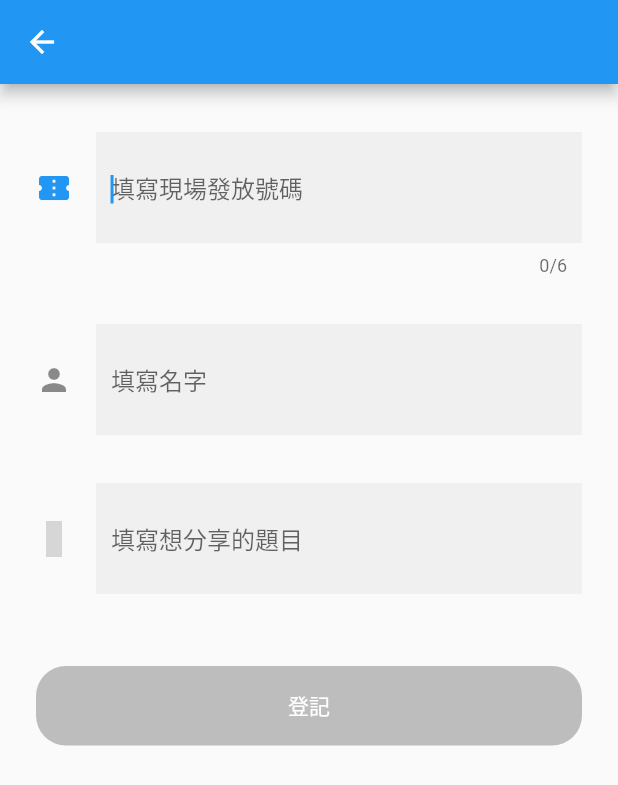
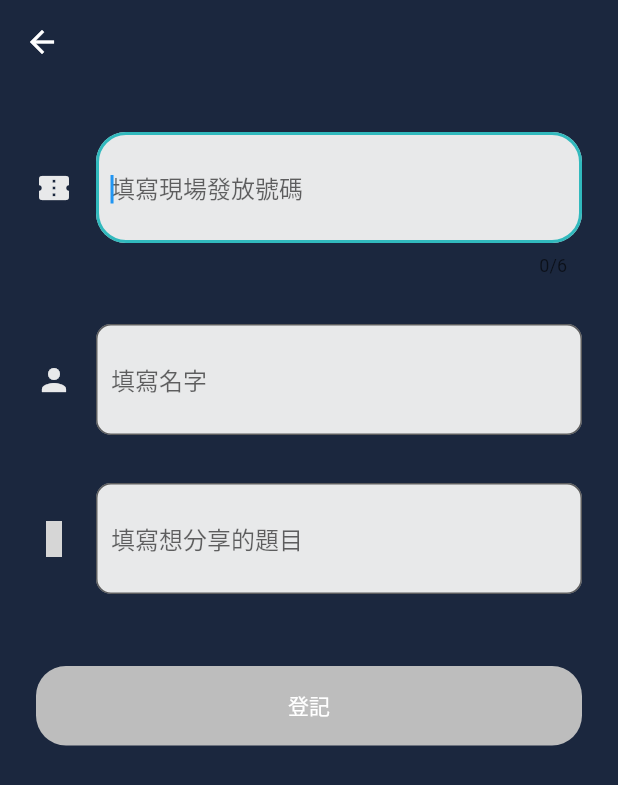
Before and after one commit to chloe722/flutter_taipei, a Flutter app: the screen it shows after launch, after a tap on "報名分享", on a phone screen of 412 x 824 dp. Shown: the top 785 px of the screen. Run offline on Flutter 3.47's test engine with Material 2 defaults, Android fonts, the phone set to English and light mode, and no system bars; our stand-ins replace cloud_firestore, equatable, firebase_database, flutter_bloc, flutter_icons, fluttertoast and 2 more; accounts and stored records are empty; grey boxes are pictures that could not be loaded.

Commit message:
Updated textformfield style

```diff
--- a/lib/constants.dart
+++ b/lib/constants.dart
@@ -12,12 +12,29 @@ const TextStyle kContentTextStyle = TextStyle(
 );
 
 const Color kBgColor = Colors.lightBlueAccent;
+const Color kDarkBgColor = Color(0xFF1b273e);
+const Color kLightBgColor = Color(0xFF495266);
+const Color kLightGreen = Color(0xFF31b9bd);
+const Color kYellow = Color(0xFFd3b60e);
+const Color kGhostWhite = Color(0xFFe8e9ea);
 
 
-const InputDecoration kFormFieldDecoration = InputDecoration(
+InputDecoration kFormFieldDecoration = InputDecoration(
   filled: true,
-  border: InputBorder.none,
+  fillColor: kGhostWhite,
+  focusColor: kLightGreen,
+  border:  OutlineInputBorder(
+    borderRadius: BorderRadius.circular(10),
+    borderSide: BorderSide(color: kLightGreen, width: 2.0)
+
+  ),
+  focusedBorder:  OutlineInputBorder(
+      borderRadius: BorderRadius.circular(20),
+      borderSide: BorderSide(color: kLightGreen, width: 2.0),
+
+  ),
   hintText: '',
   contentPadding: EdgeInsets.symmetric(vertical: 25.0, horizontal: 10.0),
 
+
 );
--- a/lib/main.dart
+++ b/lib/main.dart
@@ -3,6 +3,7 @@ import 'package:flutter_bloc/flutter_bloc.dart';
 import 'package:flutter_taipei/app_bloc/app_bloc.dart';
 import 'package:flutter_taipei/app_bloc/app_event.dart';
 import 'package:flutter_taipei/app_bloc/app_state.dart';
+import 'package:flutter_taipei/constants.dart';
 import 'package:flutter_taipei/repository.dart';
 import 'package:flutter_taipei/screens/home_screen.dart';
 import 'package:flutter_taipei/screens/splash_screen.dart';
@@ -29,8 +30,9 @@ class App extends StatelessWidget {
   Widget build(BuildContext context) {
     return MaterialApp(
       title: 'Flutter Taipei',
+      color: kDarkBgColor,
       theme: ThemeData(
-          primarySwatch: Colors.blue, backgroundColor: Colors.grey[200]),
+           backgroundColor: kDarkBgColor),
       home: BlocBuilder<AppBloc, AppState>(builder: (context, state) {
         if (state is Uninitialized) {
           return SplashScreen();
--- a/lib/screens/agenda_screen.dart
+++ b/lib/screens/agenda_screen.dart
@@ -1,4 +1,5 @@
 import 'package:flutter/material.dart';
+import 'package:flutter_taipei/constants.dart';
 import 'package:flutter_taipei/data.dart';
 import 'package:flutter_taipei/widgets/timeline_item.dart';
 
@@ -7,6 +8,7 @@ class AgendaScreen extends StatelessWidget {
   Widget build(BuildContext context) {
     return Center(
       child: Container(
+        color: kDarkBgColor,
           padding: EdgeInsets.only(left: 8.0, right: 8.0),
           child: ListView.builder(
               shrinkWrap: true,
--- a/lib/screens/home_screen.dart
+++ b/lib/screens/home_screen.dart
@@ -61,7 +61,7 @@ class _HomeScreenState extends State<HomeScreen> {
         appBar: AppBar(
           title: Text(_isAgendaScreen ? kAgendaTitle : kLighteningTalkTitle),
           centerTitle: true,
-          backgroundColor: kBgColor,
+          backgroundColor: kDarkBgColor,
           elevation: 0.0,
           actions: <Widget>[ //TODO delete
             IconButton(
@@ -79,6 +79,8 @@ class _HomeScreenState extends State<HomeScreen> {
         ),
         floatingActionButtonLocation: FloatingActionButtonLocation.centerFloat,
         bottomNavigationBar: BottomNavigationBar(
+          backgroundColor: kDarkBgColor,
+          selectedItemColor: kYellow,
           currentIndex: _currentTab,
           onTap: _onTabTap,
           items: [
@@ -97,7 +99,7 @@ class _HomeScreenState extends State<HomeScreen> {
                 child: Container(
                     height: 180.0,
                     width: MediaQuery.of(context).size.width,
-                    color: kBgColor)),
+                    color: kDarkBgColor)),
             _tabs[_currentTab]
           ],
         ));
--- a/lib/screens/lightening_talk_screen.dart
+++ b/lib/screens/lightening_talk_screen.dart
@@ -1,5 +1,6 @@
 import 'package:firebase_database/ui/firebase_animated_list.dart';
 import 'package:flutter/material.dart';
+import 'package:flutter_taipei/constants.dart';
 import 'package:flutter_taipei/repository.dart';
 import 'package:flutter_taipei/model/lightening_talk.dart';
 import 'package:flutter_taipei/strings.dart';
@@ -13,6 +14,7 @@ class TalkScreen extends StatelessWidget {
   @override
   Widget build(BuildContext context) {
     return Container(
+      color: kDarkBgColor,
       child: StreamBuilder<List<LighteningTalk>>(
           stream: repository.getLighteningTalks(),
           builder: (context, snapshot) {
--- a/lib/strings.dart
+++ b/lib/strings.dart
@@ -17,8 +17,8 @@ const String kSpeakerIntro2 =
     "一名工程師\n曾經 12 年待在上海沒有回過台灣。回台灣的第一年，爬玉山、腳踏車環島、泳渡日月潭，後來完成了標準鐵人三項。當然還很喜歡讀書和旅遊，目前是「好想工作室」的 co-founder";
 const String kSpeakerTopicIntro2 = "[在充滿霧氣的窗上畫一個笑臉] CustomPainter 相關的實作分享";
 
-const String kLighteningTalkTitle = "現場分享者";
-const String kAgendaTitle = "流程";
+const String kLighteningTalkTitle = "跟大家分享吧！";
+const String kAgendaTitle = "歡迎參加 Flutter Taipei Party!";
 
 const String kEmptyTalkListPlaceholderText = "趕快插頭香！大家等你分享呢！";
 
--- a/lib/talk_sign_up/talk_sign_up_form.dart
+++ b/lib/talk_sign_up/talk_sign_up_form.dart
@@ -113,7 +113,7 @@ class _TalkSignUpFormState extends State<TalkSignUpForm> {
         autocorrect: false,
         autofocus: true,
         decoration: kFormFieldDecoration.copyWith(
-          icon: Icon(icon),
+          icon: Icon(icon,color: kGhostWhite,),
           hintText: hint,
         )
       ),
--- a/lib/talk_sign_up/talk_sign_up_screen.dart
+++ b/lib/talk_sign_up/talk_sign_up_screen.dart
@@ -1,5 +1,6 @@
 import 'package:flutter/material.dart';
 import 'package:flutter_bloc/flutter_bloc.dart';
+import 'package:flutter_taipei/constants.dart';
 import 'package:flutter_taipei/model/lightening_talk.dart';
 import 'package:flutter_taipei/repository.dart';
 import 'package:flutter_taipei/talk_sign_up/talk_sign_up_form.dart';
@@ -19,7 +20,11 @@ class SignUpLighteningTalkScreen extends StatelessWidget {
   @override
   Widget build(BuildContext context) {
     return Scaffold(
-        appBar: AppBar(),
+        backgroundColor: kDarkBgColor,
+        appBar: AppBar(
+          backgroundColor: kDarkBgColor,
+          elevation: 0.0,
+        ),
         body: BlocProvider<TalkSignUpBloc>(
           create: (context) => TalkSignUpBloc(repository: _repository, talk: _talk),
           child:  TalkSignUpForm(talk: _talk,),
--- a/lib/widgets/custom_floating_button.dart
+++ b/lib/widgets/custom_floating_button.dart
@@ -1,4 +1,5 @@
 import 'package:flutter/material.dart';
+import 'package:flutter_taipei/constants.dart';
 
 class CustomFloatingButton extends StatelessWidget {
   CustomFloatingButton({this.label, this.icon, this.onPress});
@@ -13,6 +14,7 @@ class CustomFloatingButton extends StatelessWidget {
       isExtended: true,
       shape: RoundedRectangleBorder(borderRadius: BorderRadius.circular(30.0)),
       elevation: 8.0,
+      backgroundColor: kLightGreen,
       icon: Icon(icon),
       label:  Text(label),
       onPressed: onPress,
--- a/lib/widgets/submit_buttom.dart
+++ b/lib/widgets/submit_buttom.dart
@@ -20,7 +20,7 @@ class SubmitButton extends StatelessWidget {
       child: loading
           ? CircularProgressIndicator()
           : Text(label, style: TextStyle(color: Colors.white)),
-      color: kBgColor,
+      color: kLightGreen,
     );
   }
 }
--- a/lib/widgets/timeline_item.dart
+++ b/lib/widgets/timeline_item.dart
@@ -1,5 +1,6 @@
 import 'package:flutter/cupertino.dart';
 import 'package:flutter/material.dart';
+import 'package:flutter_taipei/constants.dart';
 import 'package:flutter_taipei/model/speaker.dart';
 import 'package:flutter_taipei/model/agenda_item.dart';
 import 'package:flutter_taipei/screens/talk_detail_screen.dart';
@@ -106,6 +107,8 @@ class AgendaItem extends StatelessWidget {
     return Padding(
       padding: const EdgeInsets.symmetric(horizontal: 8.0, vertical: 4.0),
       child: Card(
+        color: kGhostWhite,
+        shape: RoundedRectangleBorder(borderRadius: BorderRadius.circular(20)),
         elevation: 2.0,
         child: Container(
           padding: EdgeInsets.symmetric(vertical: 16.0),
```
